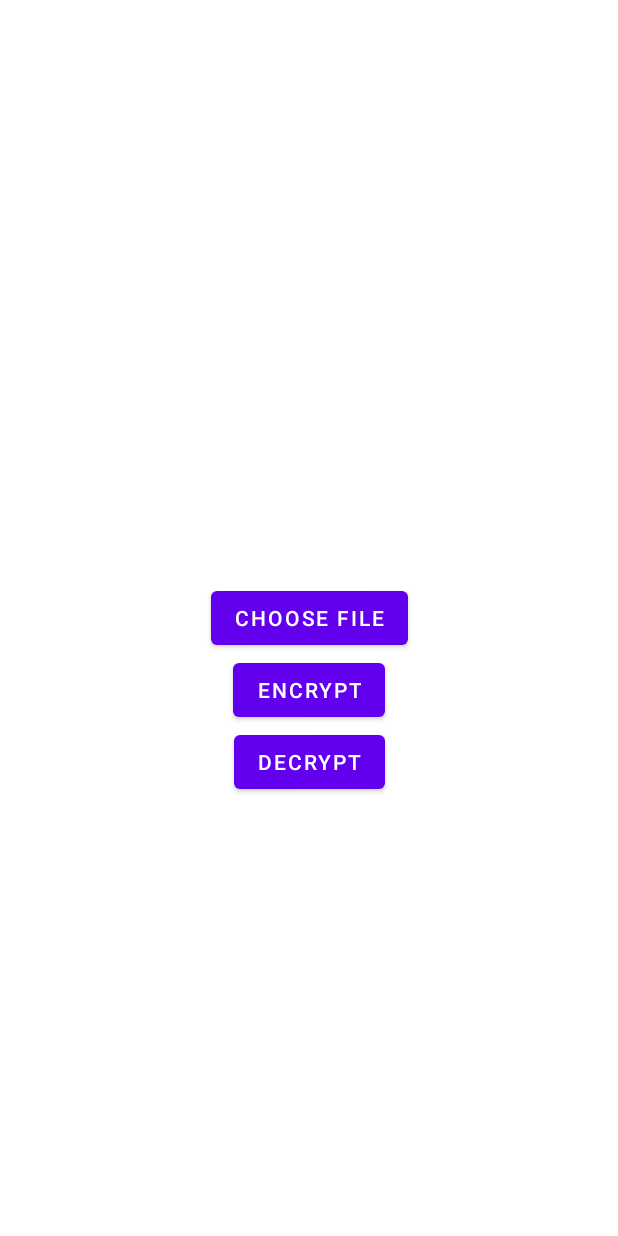
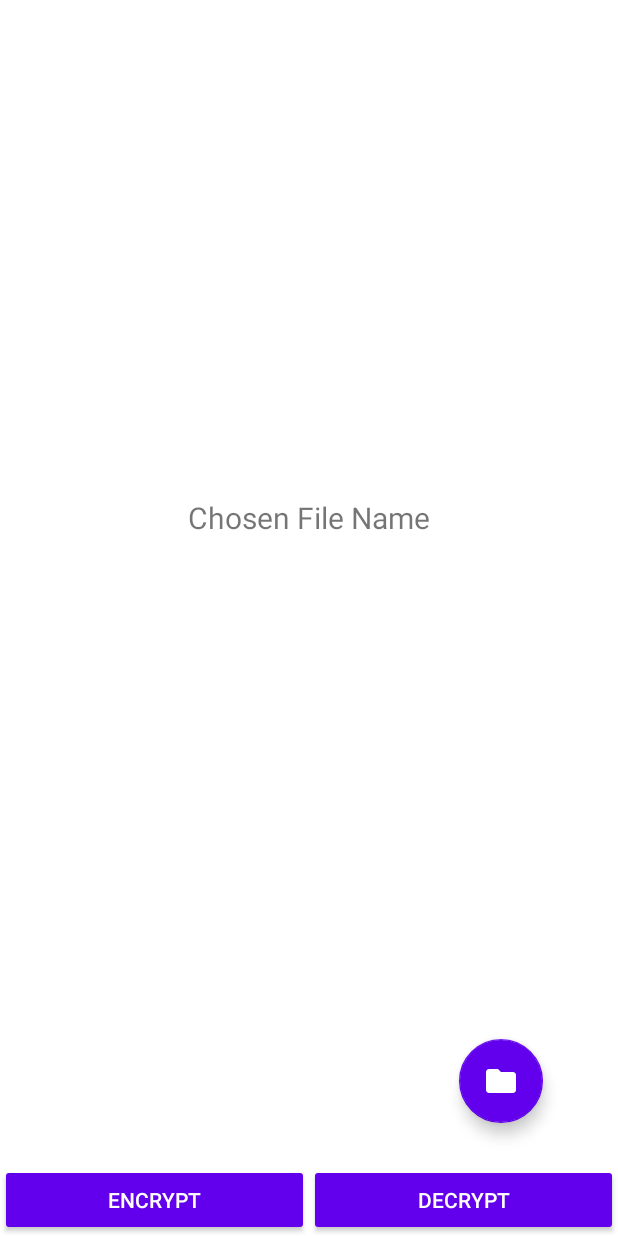
Before and after one commit to UselessKiska/MyDiplomaApp, an Android app: the layout activity_main.xml on its own in the app's theme, with its tools: preview values and no code run, on a phone screen of 412 x 824 dp. Run offline under Robolectric (Android 15) with nearby library versions, the phone set to English and light mode, and no system bars.

Commit message:
Style MyDiplomaApp #1: Main activity xml changed

```diff
--- a/app/src/main/java/com/example/mydiplomaapp/MainActivity.kt
+++ b/app/src/main/java/com/example/mydiplomaapp/MainActivity.kt
@@ -46,6 +46,7 @@ class MainActivity : AppCompatActivity() {
                     cursor.close()
                 }
                 chosenFile = File(cacheDir, fileName)
+                binding?.fileName?.text = chosenFile?.name
                 try {
                     FileInputStream(descriptor.fileDescriptor).use { inputStream ->
                         FileOutputStream(chosenFile).use { outputStream ->
@@ -62,7 +63,6 @@ class MainActivity : AppCompatActivity() {
         super.onCreate(savedInstanceState)
         binding = ActivityMainBinding.inflate(layoutInflater)
         setContentView(binding?.root)
-        //blya
         binding?.apply{
             btnChooseFile.setOnClickListener{
                 val intent = Intent(Intent.ACTION_OPEN_DOCUMENT).apply {
--- /dev/null
+++ b/app/src/main/res/drawable/folder_icon.xml
@@ -0,0 +1,5 @@
+<vector android:height="24dp" android:tint="#888282"
+    android:viewportHeight="24" android:viewportWidth="24"
+    android:width="24dp" xmlns:android="http://schemas.android.com/apk/res/android">
+    <path android:fillColor="@android:color/white" android:pathData="M10,4H4c-1.1,0 -1.99,0.9 -1.99,2L2,18c0,1.1 0.9,2 2,2h16c1.1,0 2,-0.9 2,-2V8c0,-1.1 -0.9,-2 -2,-2h-8l-2,-2z"/>
+</vector>
--- a/app/src/main/res/layout/activity_main.xml
+++ b/app/src/main/res/layout/activity_main.xml
@@ -5,33 +5,69 @@
     android:layout_width="match_parent"
     android:layout_height="match_parent"
     tools:context=".MainActivity">
-
-    <Button
-        android:id="@+id/btnChooseFile"
+    <TextView
         android:layout_width="wrap_content"
         android:layout_height="wrap_content"
-        android:text="Choose File"
+
+        app:layout_constraintBottom_toTopOf="@id/file_name"
+        app:layout_constraintEnd_toEndOf="parent"
+        app:layout_constraintStart_toStartOf="parent"
+
+        android:text="Chosen File Name"
+        android:layout_marginBottom="40sp"
+        android:textSize="20sp"/>
+
+    <TextView
+        android:id="@+id/file_name"
+        android:layout_width="wrap_content"
+        android:layout_height="wrap_content"
+
+        app:layout_constraintTop_toTopOf="parent"
         app:layout_constraintBottom_toBottomOf="parent"
         app:layout_constraintEnd_toEndOf="parent"
         app:layout_constraintStart_toStartOf="parent"
-        app:layout_constraintTop_toTopOf="parent" />
 
+        android:textSize="20sp"/>
+
+    <LinearLayout
+        android:layout_width="match_parent"
+        android:layout_height="wrap_content"
+        android:orientation="horizontal"
+        android:weightSum="2"
+        app:layout_constraintBottom_toBottomOf="parent">
         <Button
             android:id="@+id/btnEncrypt"
-        android:layout_width="wrap_content"
+            android:layout_width="0dp"
             android:layout_height="wrap_content"
             android:text="Encrypt"
             app:layout_constraintEnd_toEndOf="parent"
             app:layout_constraintStart_toStartOf="parent"
-        app:layout_constraintTop_toBottomOf="@+id/btnChooseFile" />
+            app:layout_constraintTop_toBottomOf="@+id/btnChooseFile"
+            style="@style/Widget.AppCompat.Button.Colored"
+            android:layout_weight="1"/>
 
         <Button
             android:id="@+id/btnDecrypt"
-        android:layout_width="wrap_content"
+            android:layout_width="0dp"
             android:layout_height="wrap_content"
             android:text="Decrypt"
             app:layout_constraintEnd_toEndOf="parent"
             app:layout_constraintStart_toStartOf="parent"
-        app:layout_constraintTop_toBottomOf="@+id/btnEncrypt" />
+            app:layout_constraintTop_toBottomOf="@+id/btnEncrypt"
+            style="@style/Widget.AppCompat.Button.Colored"
+            android:layout_weight="1"/>
+    </LinearLayout>
+
+    <com.google.android.material.floatingactionbutton.FloatingActionButton
+        android:id="@+id/btnChooseFile"
+        android:layout_width="wrap_content"
+        android:layout_height="wrap_content"
+
+        app:layout_constraintRight_toRightOf="parent"
+        app:layout_constraintBottom_toBottomOf="parent"
+
+        android:src="@drawable/folder_icon"
+        android:layout_marginBottom="75dp"
+        android:layout_marginEnd="50dp"/>
 
 </androidx.constraintlayout.widget.ConstraintLayout>
--- a/app/src/main/res/values/themes.xml
+++ b/app/src/main/res/values/themes.xml
@@ -6,9 +6,9 @@
         <item name="colorPrimaryVariant">@color/purple_700</item>
         <item name="colorOnPrimary">@color/white</item>
         <!-- Secondary brand color. -->
-        <item name="colorSecondary">@color/teal_200</item>
+        <item name="colorSecondary">@color/purple_500</item>
         <item name="colorSecondaryVariant">@color/teal_700</item>
-        <item name="colorOnSecondary">@color/black</item>
+        <item name="colorOnSecondary">@color/white</item>
         <!-- Status bar color. -->
         <item name="android:statusBarColor" tools:targetApi="l">?attr/colorPrimaryVariant</item>
         <!-- Customize your theme here. -->
```
Lines whose indentation alone changed are shown as unchanged.
